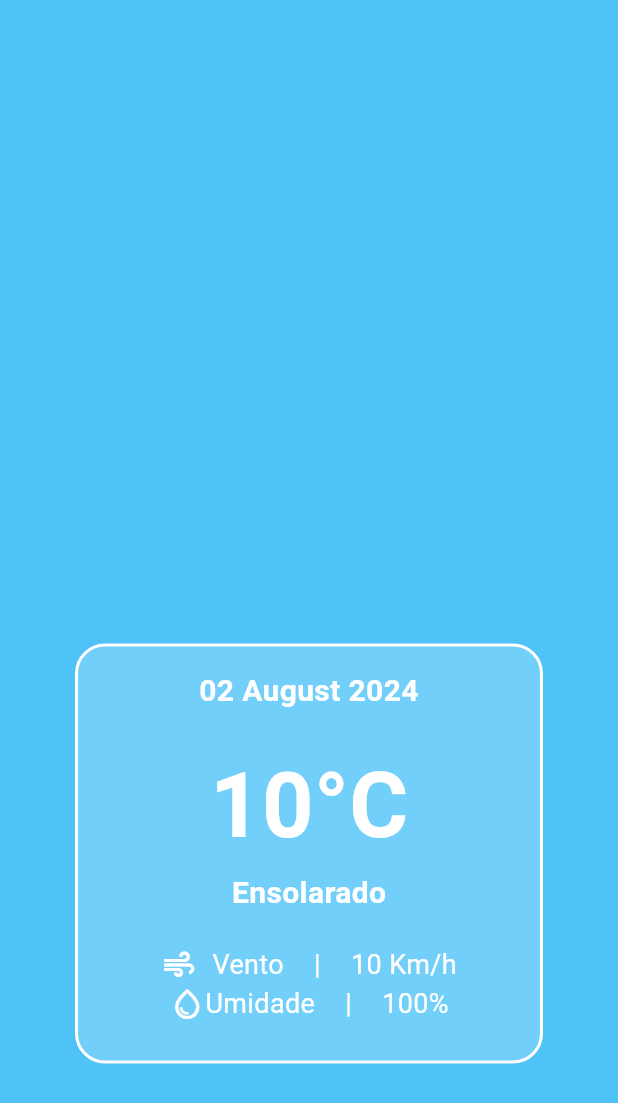
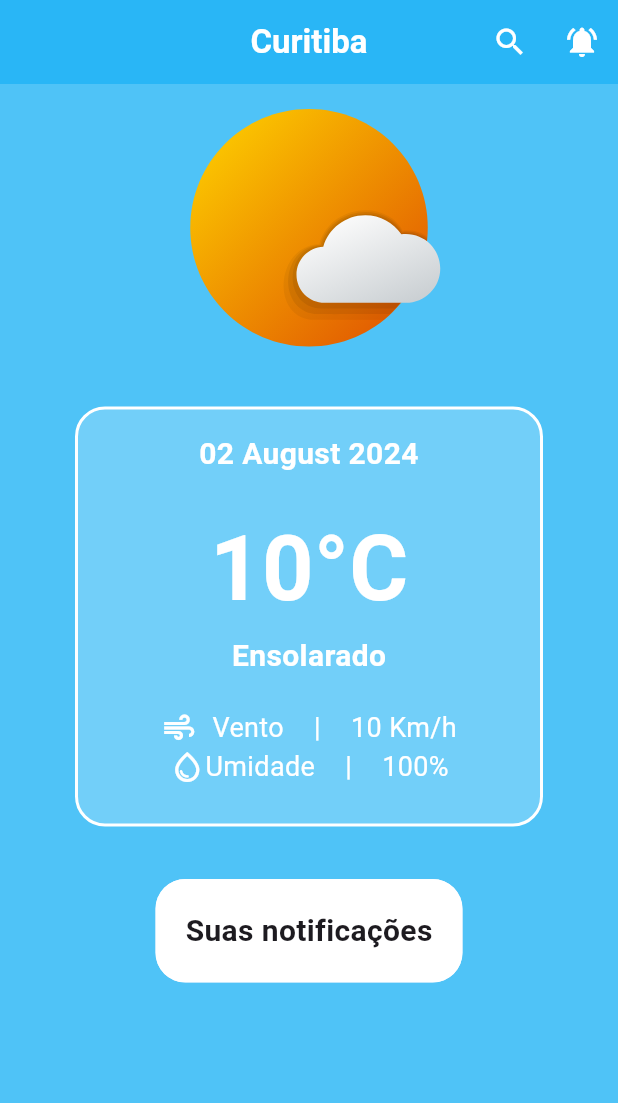
Before and after one commit to jullianebortolan/wheater_flutter_app, a Flutter app: the screen it shows after launch, on a phone screen of 412 x 824 dp. Shown: the top 1103 px of the screen. Run offline on Flutter 3.47's test engine with Material 3 defaults, Android fonts, the phone set to English and light mode, and no system bars; our stand-ins replace flutter_modular, flutter_svg.

Commit message:
feat: create home page and notifications

```diff
--- a/lib/module/home/home_page.dart
+++ b/lib/module/home/home_page.dart
@@ -1,4 +1,6 @@
 import 'package:flutter/material.dart';
+import 'package:flutter_svg/svg.dart';
+import 'package:weather/module/home/widget/notifications.dart';
 import 'package:weather/module/home/widget/wheater_box.dart';
 
 class HomePage extends StatelessWidget {
@@ -7,16 +9,70 @@ class HomePage extends StatelessWidget {
   @override
   Widget build(BuildContext context) {
     return Scaffold(
+      appBar: AppBar(
+        backgroundColor: Colors.lightBlue.shade400,
+        title: const Text(
+          'Curitiba',
+          style: TextStyle(
+            color: Colors.white,
+            fontWeight: FontWeight.bold,
+          ),
+        ),
+        centerTitle: true,
+        actions: [
+          IconButton(
+            onPressed: () {},
+            icon: const Icon(Icons.search),
+            color: Colors.white,
+          ),
+          IconButton(
+            onPressed: () {},
+            icon: const Icon(Icons.notifications_active),
+            color: Colors.white,
+          ),
+        ],
+      ),
       backgroundColor: Colors.lightBlue.shade300,
-      body: const Column(
+      body: Column(
         mainAxisAlignment: MainAxisAlignment.end,
         crossAxisAlignment: CrossAxisAlignment.center,
         children: [
-
-          WheaterBox(),
-          SizedBox(
-            height: 100,
+          SvgPicture.asset(
+            'assets/icon/wheater.svg',
+            height: 200,
           ),
+          const WheaterBox(),
+          const SizedBox(height: 20),
+          Material(
+            borderRadius: BorderRadius.circular(20),
+            child: InkWell(
+              borderRadius: BorderRadius.circular(20),
+              onTap: () {
+                showModalBottomSheet(
+                  showDragHandle: true,
+                  context: context,
+                  builder: (context) {
+                    return const Notifications();
+                  },
+                );
+              },
+              child: Ink(
+                padding: const EdgeInsets.all(20),
+                decoration: BoxDecoration(
+                  color: Colors.white,
+                  borderRadius: BorderRadius.circular(20),
+                ),
+                child: const Text(
+                  'Suas notificações',
+                  style: TextStyle(
+                    fontSize: 20,
+                    fontWeight: FontWeight.bold,
+                  ),
+                ),
+              ),
+            ),
+          ),
+          const Spacer(),
         ],
       ),
     );
--- a/pubspec.yaml
+++ b/pubspec.yaml
@@ -19,6 +19,7 @@ dependencies:
   flutter_bloc: ^8.1.6
   equatable: ^2.0.5
   flutter_modular: ^6.3.4
+  flutter_svg: ^2.0.10+1
 
 dev_dependencies:
   flutter_test:
```
Also changed, not shown: lib/module/home/widget/notifications.dart (added, +38 -0 lines), lib/module/home/widget/notifications_box.dart (added, +61 -0 lines), assets/icon/wheater.svg (added), pubspec.lock.
